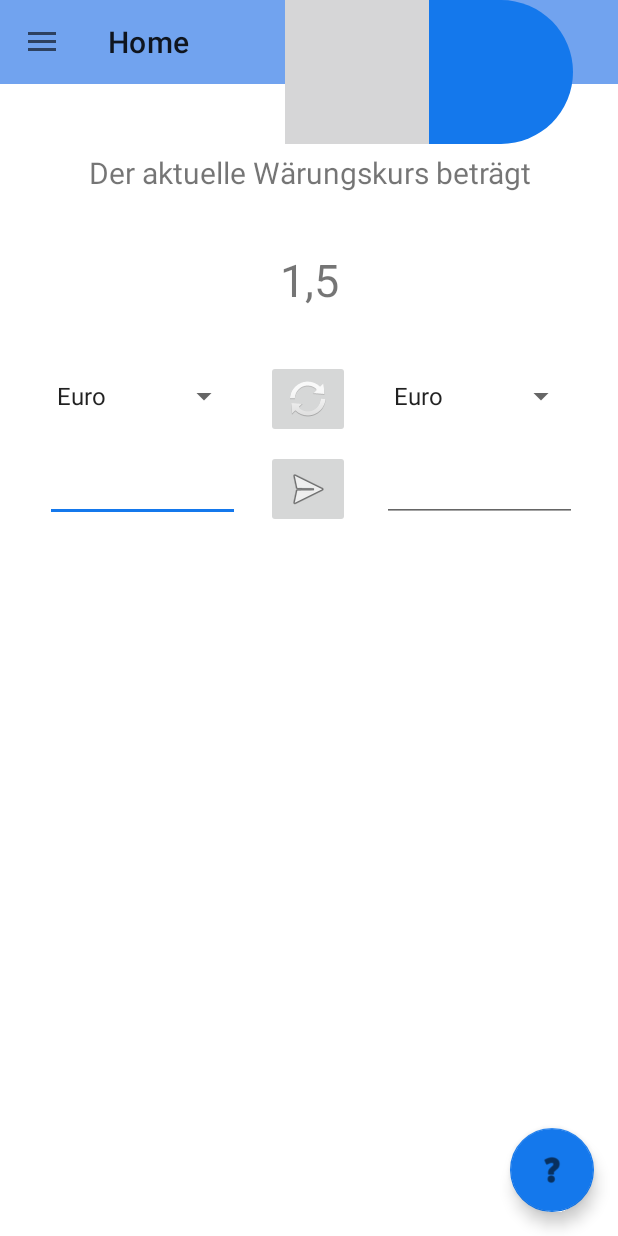
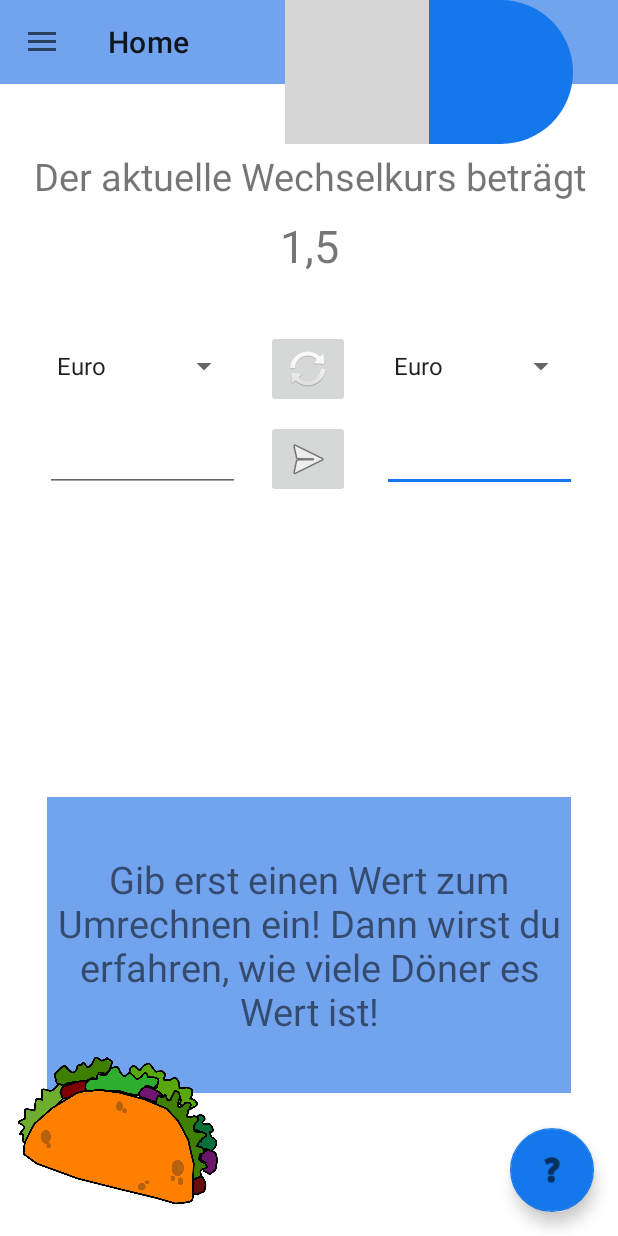
Before and after one commit to annika81115/currencyexChange, an Android app: the screen it shows after launch (MainActivity), on a phone screen of 412 x 824 dp. Run offline under Robolectric (Android 15) with nearby library versions, the phone set to English and light mode, and no system bars; our stand-ins replace navigation-ui.

Commit message:
functional app without csv data and without server api

```diff
--- a/app/src/main/java/com/example/currencyexchange/MainActivity.java
+++ b/app/src/main/java/com/example/currencyexchange/MainActivity.java
@@ -47,15 +47,7 @@ public class MainActivity extends AppCompatActivity {
         binding = ActivityMainBinding.inflate(getLayoutInflater());
         setContentView(binding.getRoot());
 
-        switchMode = findViewById(R.id.switchMode);
-
-        sharedPreferences = getSharedPreferences("Mode", Context.MODE_PRIVATE);
-        nightMode = sharedPreferences.getBoolean("nightMode", false);
-
-        if (nightMode){
-            switchMode.setChecked(true);
-            AppCompatDelegate.setDefaultNightMode(AppCompatDelegate.MODE_NIGHT_YES);
-        }
+        setDarkModeSettings();
 
         switchMode.setOnClickListener(new View.OnClickListener() {
             @Override
@@ -81,7 +73,7 @@ public class MainActivity extends AppCompatActivity {
             @Override
             public void onClick(View view) {
                 //getSpinner(R.id.firstSpinner);
-                Snackbar.make(view, "Replace with your own action"+firstSpinnerText, Snackbar.LENGTH_LONG)
+                Snackbar.make(view, "Replace with your own action", Snackbar.LENGTH_LONG)
                         .setAction("Action", null).show();
             }
         });
@@ -96,10 +88,18 @@ public class MainActivity extends AppCompatActivity {
         NavController navController = Navigation.findNavController(this, R.id.nav_host_fragment_content_main);
         NavigationUI.setupActionBarWithNavController(this, navController, mAppBarConfiguration);
         NavigationUI.setupWithNavController(navigationView, navController);
+    }
 
-        //input1 = (EditText) findViewById(R.id.input1);
-        //input2 = (EditText) findViewById(R.id.input2);
+    private void setDarkModeSettings() {
+        switchMode = findViewById(R.id.switchMode);
 
+        sharedPreferences = getSharedPreferences("Mode", Context.MODE_PRIVATE);
+        nightMode = sharedPreferences.getBoolean("nightMode", false);
+
+        if (nightMode){
+            switchMode.setChecked(true);
+            AppCompatDelegate.setDefaultNightMode(AppCompatDelegate.MODE_NIGHT_YES);
+        }
 
     }
 
@@ -131,8 +131,4 @@ public class MainActivity extends AppCompatActivity {
         secondSpinner.setAdapter(secondSpinnerAdapter);
     }
 
-    /**public void getSpinner(int pSpinnerId){
-        Spinner pSpinner = (Spinner) findViewById(pSpinnerId);
-        firstSpinnerText = pSpinner.getSelectedItem().toString();
-    }**/
 }
--- a/app/src/main/java/com/example/currencyexchange/ui/home/HomeFragment.java
+++ b/app/src/main/java/com/example/currencyexchange/ui/home/HomeFragment.java
@@ -28,7 +28,9 @@ public class HomeFragment extends Fragment {
 
     private EditText input2;
 
-    private double exchangeRate = 1.5 ;
+    private double exchangeRate = 0.00004409 ;
+
+    private double doenerPrice = 6.5;
 
     public View onCreateView(@NonNull LayoutInflater inflater,
                              ViewGroup container, Bundle savedInstanceState) {
@@ -60,25 +62,37 @@ public class HomeFragment extends Fragment {
         binding.firstSpinner.setOnItemSelectedListener(
                 new AdapterView.OnItemSelectedListener() {
                     public void onItemSelected(AdapterView<?> parent, View view, int pos, long id) {
-                        getExchangeRate();
+                        getExchangeRate(id);
                     }
                     public void onNothingSelected(AdapterView<?> parent) {
                     }
                 });
 
-
         binding.secondSpinner.setOnItemSelectedListener(
                 new AdapterView.OnItemSelectedListener() {
                     public void onItemSelected(AdapterView<?> parent, View view, int pos, long id) {
-                        getExchangeRate();
+                        getExchangeRate(id);
                     }
                     public void onNothingSelected(AdapterView<?> parent) {
                     }
                 });
-
         return root;
     }
 
+    void setExchangeRate(String pExchangeRate){
+        TextView textView = (TextView) getView().findViewById(R.id.text_home);
+        textView.setText(pExchangeRate);
+    }
+
+    void setExplanation(String pExplanation){
+        TextView textView = (TextView) getView().findViewById(R.id.text_explanation);
+        textView.setText(pExplanation);
+    }
+
+    void setDoenerValue(String pDoenerValue){
+        TextView textView = (TextView) getView().findViewById(R.id.text_doener);
+        textView.setText("Der eingegebene Wert entspricht ca. " + pDoenerValue + " Döner zu einem Preis von 6.50 Euro.");
+    }
 
     @Override
     public void onDestroyView() {
@@ -89,15 +103,22 @@ public class HomeFragment extends Fragment {
     private void exchange(View view){
         input1 = (EditText) getView().findViewById(R.id.input1);
         if (input1.getText().toString().trim().length() > 0) {
-            getExchangeRate();
+            //getExchangeRate();
             double result = calculate(exchangeRate);
             String result2 = String.valueOf(result);
             setText(R.id.input2, result2);
+            String doenerValue = getDoenerValue(result);
+            setDoenerValue(doenerValue);
         }else {
             Snackbar.make(view, "Gebe bitte erst eine Zahl ein!", Snackbar.LENGTH_LONG)
                     .setAction("Action", null).show();
             setText(R.id.input2, "");
         }
+    }
+
+    private String getDoenerValue(double pResult) {
+        double doenerValue = round(pResult/ doenerPrice, 2);
+        return String.valueOf(doenerValue);
     }
 
     private void changeSides(){
@@ -113,8 +134,8 @@ public class HomeFragment extends Fragment {
         setSpinner(R.id.secondSpinner, spinner1);
     }
 
-    private double getExchangeRate() {
-        double result = 1.5;
+    private double getExchangeRate(long id) {
+        double result = 0;
         String currency1 = getSpinner(R.id.firstSpinner);
         String currency2 = getSpinner(R.id.secondSpinner);
         if (!Objects.equals(currency1, currency2)){
@@ -140,6 +161,7 @@ public class HomeFragment extends Fragment {
         return spinner.getSelectedItem().toString();
     }
 
+
     public void setText(int pTextId, String pText){
         EditText input = (EditText) getView().findViewById(pTextId);
         input.setText(pText);
@@ -153,6 +175,15 @@ public class HomeFragment extends Fragment {
 
     private double calculate(double pExchangeRate){
         double zahl1 = Double.parseDouble(input1.getText().toString());
-        return zahl1 * pExchangeRate;
+        return round(zahl1 * pExchangeRate, 2);
+    }
+
+    public static double round(double value, int places) {
+        if (places < 0) throw new IllegalArgumentException();
+
+        long factor = (long) Math.pow(10, places);
+        value = value * factor;
+        long tmp = Math.round(value);
+        return (double) tmp / factor;
     }
 }
--- /dev/null
+++ b/app/src/main/res/drawable/ifc_home_close.xml
@@ -0,0 +1,5 @@
+<vector android:height="24dp" android:tint="#000000"
+    android:viewportHeight="24" android:viewportWidth="24"
+    android:width="24dp" xmlns:android="http://schemas.android.com/apk/res/android">
+    <path android:fillColor="@android:color/white" android:pathData="M19,6.41L17.59,5 12,10.59 6.41,5 5,6.41 10.59,12 5,17.59 6.41,19 12,13.41 17.59,19 19,17.59 13.41,12z"/>
+</vector>
--- a/app/src/main/res/layout/fragment_home.xml
+++ b/app/src/main/res/layout/fragment_home.xml
@@ -5,6 +5,25 @@
     android:layout_width="match_parent"
     android:layout_height="match_parent"
     tools:context=".ui.home.HomeFragment">
+
+    <TextView
+        android:id="@+id/text_doener"
+        style="@style/CardBackground"
+        android:layout_width="349dp"
+        android:layout_height="197dp"
+        android:layout_marginStart="8dp"
+        android:layout_marginTop="8dp"
+        android:layout_marginEnd="8dp"
+        android:gravity="center"
+        android:text="@string/doener"
+        android:textAlignment="center"
+        android:textSize="25sp"
+        app:layout_constraintBottom_toBottomOf="parent"
+        app:layout_constraintEnd_toEndOf="parent"
+        app:layout_constraintHorizontal_bias="0.504"
+        app:layout_constraintStart_toStartOf="parent"
+        app:layout_constraintTop_toTopOf="parent"
+        app:layout_constraintVertical_bias="0.846" />
 
     <TextView
         android:id="@+id/text_home"
@@ -17,15 +36,59 @@
         android:textSize="30sp"
         app:layout_constraintBottom_toBottomOf="parent"
         app:layout_constraintEnd_toEndOf="parent"
+        app:layout_constraintHorizontal_bias="0.508"
         app:layout_constraintStart_toStartOf="parent"
         app:layout_constraintTop_toTopOf="parent"
-        app:layout_constraintVertical_bias="0.209" />
+        app:layout_constraintVertical_bias="0.179" />
+
+    <TextView
+        android:id="@+id/text_explanation"
+        android:layout_width="344dp"
+        android:layout_height="159dp"
+        android:layout_marginStart="8dp"
+        android:layout_marginTop="8dp"
+        android:layout_marginEnd="8dp"
+        android:gravity="center"
+        android:textAlignment="center"
+        android:textSize="30sp"
+        app:layout_constraintBottom_toBottomOf="parent"
+        app:layout_constraintEnd_toEndOf="parent"
+        app:layout_constraintHorizontal_bias="0.496"
+        app:layout_constraintStart_toStartOf="parent"
+        app:layout_constraintTop_toTopOf="parent"
+        app:layout_constraintVertical_bias="0.529" />
+
+    <EditText
+        android:id="@+id/input2"
+        android:layout_width="130dp"
+        android:layout_height="48dp"
+        android:layout_marginTop="280dp"
+        android:autofillHints=""
+        android:ems="10"
+        android:inputType="number"
+        android:labelFor="@id/secondSpinner"
+        app:layout_constraintHorizontal_bias="0.904"
+        app:layout_constraintLeft_toLeftOf="parent"
+        app:layout_constraintRight_toRightOf="parent"
+        app:layout_constraintTop_toTopOf="parent" />
+
+    <ImageButton
+        android:id="@+id/changeSymbol"
+        android:layout_width="wrap_content"
+        android:layout_height="wrap_content"
+        android:layout_marginTop="220dp"
+        android:contentDescription="The Button to swap the items"
+        android:src="@android:drawable/ic_popup_sync"
+        app:layout_constraintHorizontal_bias="0.498"
+        app:layout_constraintLeft_toLeftOf="parent"
+        app:layout_constraintRight_toRightOf="parent"
+        app:layout_constraintTop_toTopOf="parent" />
 
     <EditText
         android:id="@+id/input1"
         android:layout_width="130dp"
         android:layout_height="48dp"
-        android:layout_marginTop="300dp"
+        android:layout_marginTop="280dp"
         android:autofillHints=""
         android:ems="10"
         android:inputType="numberDecimal"
@@ -36,22 +99,10 @@
         app:layout_constraintTop_toTopOf="parent" />
 
     <ImageButton
-        android:id="@+id/changeSymbol"
-        android:layout_width="wrap_content"
-        android:layout_height="wrap_content"
-        android:layout_marginTop="240dp"
-        android:contentDescription="The Button to swap the items"
-        android:src="@android:drawable/ic_popup_sync"
-        app:layout_constraintHorizontal_bias="0.498"
-        app:layout_constraintLeft_toLeftOf="parent"
-        app:layout_constraintRight_toRightOf="parent"
-        app:layout_constraintTop_toTopOf="parent" />
-
-    <ImageButton
         android:id="@+id/submitButton"
         android:layout_width="wrap_content"
         android:layout_height="wrap_content"
-        android:layout_marginTop="300dp"
+        android:layout_marginTop="280dp"
         android:contentDescription="@string/button_to_submit"
         android:src="@android:drawable/ic_menu_send"
         app:layout_constraintHorizontal_bias="0.498"
@@ -63,8 +114,8 @@
         android:id="@+id/secondSpinner"
         android:layout_width="130dp"
         android:layout_height="48dp"
-        android:layout_marginTop="240dp"
-        app:layout_constraintHorizontal_bias="0.903"
+        android:layout_marginTop="220dp"
+        app:layout_constraintHorizontal_bias="0.904"
         app:layout_constraintLeft_toLeftOf="parent"
         app:layout_constraintRight_toRightOf="parent"
         app:layout_constraintTop_toTopOf="parent" />
@@ -73,22 +124,8 @@
         android:id="@+id/firstSpinner"
         android:layout_width="130dp"
         android:layout_height="48dp"
-        android:layout_marginTop="240dp"
+        android:layout_marginTop="220dp"
         app:layout_constraintHorizontal_bias="0.106"
-        app:layout_constraintLeft_toLeftOf="parent"
-        app:layout_constraintRight_toRightOf="parent"
-        app:layout_constraintTop_toTopOf="parent" />
-
-    <EditText
-        android:id="@+id/input2"
-        android:layout_width="130dp"
-        android:layout_height="48dp"
-        android:layout_marginTop="300dp"
-        android:autofillHints=""
-        android:ems="10"
-        android:inputType="number"
-        android:labelFor="@id/secondSpinner"
-        app:layout_constraintHorizontal_bias="0.903"
         app:layout_constraintLeft_toLeftOf="parent"
         app:layout_constraintRight_toRightOf="parent"
         app:layout_constraintTop_toTopOf="parent" />
@@ -102,7 +139,7 @@
         android:layout_marginEnd="8dp"
         android:text="@string/home_text1"
         android:textAlignment="center"
-        android:textSize="20sp"
+        android:textSize="25sp"
         app:layout_constraintBottom_toBottomOf="parent"
         app:layout_constraintEnd_toEndOf="parent"
         app:layout_constraintHorizontal_bias="0.0"
@@ -110,4 +147,16 @@
         app:layout_constraintTop_toTopOf="parent"
         app:layout_constraintVertical_bias="0.118" />
 
+    <ImageView
+        android:id="@+id/imageView2"
+        android:layout_width="133dp"
+        android:layout_height="107dp"
+        android:src="@drawable/taco_296574_1280"
+        app:layout_constraintBottom_toBottomOf="parent"
+        app:layout_constraintEnd_toEndOf="parent"
+        app:layout_constraintHorizontal_bias="0.044"
+        app:layout_constraintStart_toStartOf="parent"
+        app:layout_constraintTop_toTopOf="parent"
+        app:layout_constraintVertical_bias="0.977" />
+
 </androidx.constraintlayout.widget.ConstraintLayout>
--- a/app/src/main/res/values-night/themes.xml
+++ b/app/src/main/res/values-night/themes.xml
@@ -3,7 +3,7 @@
     <style name="Theme.CurrencyexChange" parent="Theme.MaterialComponents.DayNight.DarkActionBar">
         <!-- Primary brand color. -->
         <item name="colorPrimary">@color/skyblue</item>
-        <item name="colorPrimaryVariant">@color/darkGrey</item>
+        <item name="colorPrimaryVariant">@color/darkBlue</item>
         <item name="colorOnPrimary">@color/black</item>
         <!-- Secondary brand color. -->
         <item name="colorSecondary">@color/skyblue</item>
--- /dev/null
+++ b/app/src/main/res/values/currencies.xml
@@ -0,0 +1,13 @@
+<?xml version="1.0" encoding="utf-8"?>
+<resources>
+    <string-array name="currency">
+        <item>Euro</item>
+        <item>Dollar</item>
+        <item>Pfund</item>
+        <item>Rupie</item>
+        <item>Peso</item>
+        <item>Krone</item>
+        <item>Kip</item>
+        <item>Schiling</item>
+    </string-array>
+</resources>
--- a/app/src/main/res/values/ids.xml
+++ b/app/src/main/res/values/ids.xml
@@ -2,11 +2,4 @@
 <resources>
     <item name="input2" type="id" />
     <item name="input1" type="id" />
-
-    <string-array name="currency">
-        <item>Euro</item>
-        <item>1. Währung</item>
-        <item>2. Währung</item>
-        <item>3. Währung</item>
-    </string-array>
 </resources>
--- a/app/src/main/res/values/strings.xml
+++ b/app/src/main/res/values/strings.xml
@@ -11,7 +11,8 @@
     <string name="menu_info">Info</string>
     <string name="number_one">number one</string>
     <string name="number_two">number two</string>
-    <string name="home_text1">Der aktuelle Wärungskurs beträgt</string>
+    <string name="home_text1">Der aktuelle Wechselkurs beträgt</string>
     <string name="button_to_submit">Button to submit</string>
     <string name="info">Info</string>
+    <string name="doener">"Gib erst einen Wert zum Umrechnen ein! Dann wirst du erfahren, wie viele Döner es Wert ist!"</string>
 </resources>
```
Also changed, not shown: app/src/main/res/drawable/taco_296574_1280.webp (added).
